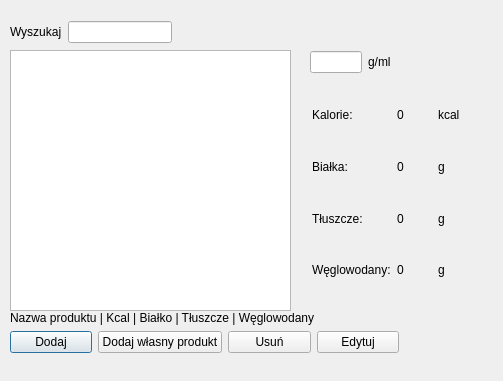
This is FitBulliq/addproductwindow.ui in kmbrzoza/FitBulliq as Qt 5 draws it before an edit. The edited form follows.
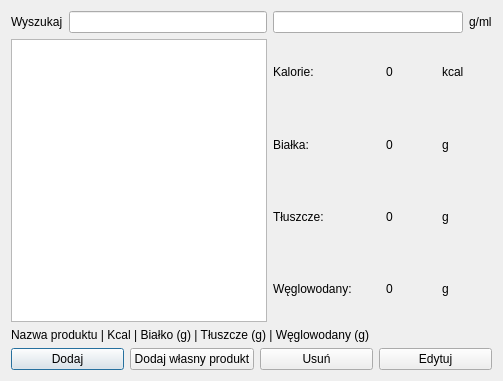
This is the edited form.

```diff
--- a/FitBulliq/addproductwindow.ui
+++ b/FitBulliq/addproductwindow.ui
@@ -16,16 +16,10 @@
     <height>381</height>
    </rect>
   </property>
-  <property name="minimumSize">
-   <size>
-    <width>503</width>
-    <height>381</height>
-   </size>
-  </property>
   <property name="maximumSize">
    <size>
-    <width>503</width>
-    <height>381</height>
+    <width>1920</width>
+    <height>1080</height>
    </size>
   </property>
   <property name="font">
@@ -36,55 +30,22 @@
   <property name="windowTitle">
    <string>Dialog</string>
   </property>
-  <widget class="QWidget" name="layoutWidget">
-   <property name="geometry">
-    <rect>
-     <x>10</x>
-     <y>330</y>
-     <width>389</width>
-     <height>24</height>
-    </rect>
-   </property>
-   <layout class="QHBoxLayout" name="horizontalLayout_3">
+  <layout class="QGridLayout" name="gridLayout_2">
+   <item row="0" column="0">
+    <layout class="QHBoxLayout" name="horizontalLayout_4">
     <item>
-     <widget class="QPushButton" name="AddProductpushButton">
+      <widget class="QLabel" name="label_6">
       <property name="text">
-       <string>Dodaj</string>
+        <string>Wyszukaj</string>
       </property>
      </widget>
     </item>
     <item>
-     <widget class="QPushButton" name="AddOwnPrdctpushButton">
-      <property name="text">
-       <string>Dodaj własny produkt</string>
-      </property>
-     </widget>
-    </item>
-    <item>
-     <widget class="QPushButton" name="pushButton">
-      <property name="text">
-       <string>Usuń</string>
-      </property>
-     </widget>
-    </item>
-    <item>
-     <widget class="QPushButton" name="EditProductpushButton">
-      <property name="text">
-       <string>Edytuj</string>
-      </property>
-     </widget>
-    </item>
-   </layout>
-  </widget>
-  <widget class="QWidget" name="layoutWidget">
-   <property name="geometry">
-    <rect>
-     <x>310</x>
-     <y>50</y>
-     <width>81</width>
-     <height>24</height>
-    </rect>
-   </property>
+      <widget class="QLineEdit" name="SearchlineEdit"/>
+     </item>
+    </layout>
+   </item>
+   <item row="0" column="1">
    <layout class="QHBoxLayout" name="horizontalLayout">
     <item>
      <widget class="QLineEdit" name="GramslineEdit"/>
@@ -97,61 +58,17 @@
      </widget>
     </item>
    </layout>
-  </widget>
+   </item>
+   <item row="1" column="0">
   <widget class="QListWidget" name="listWidget">
-   <property name="geometry">
-    <rect>
-     <x>10</x>
-     <y>50</y>
-     <width>281</width>
-     <height>261</height>
-    </rect>
-   </property>
-  </widget>
-  <widget class="QWidget" name="layoutWidget">
-   <property name="geometry">
-    <rect>
-     <x>10</x>
-     <y>20</y>
-     <width>162</width>
-     <height>24</height>
-    </rect>
-   </property>
-   <layout class="QHBoxLayout" name="horizontalLayout_4">
-    <item>
-     <widget class="QLabel" name="label_6">
-      <property name="text">
-       <string>Wyszukaj</string>
-      </property>
-     </widget>
-    </item>
-    <item>
-     <widget class="QLineEdit" name="SearchlineEdit"/>
-    </item>
-   </layout>
-  </widget>
-  <widget class="QLabel" name="label_7">
-   <property name="geometry">
-    <rect>
-     <x>10</x>
-     <y>310</y>
-     <width>321</width>
-     <height>16</height>
-    </rect>
-   </property>
-   <property name="text">
-    <string>Nazwa produktu | Kcal | Białko | Tłuszcze | Węglowodany</string>
-   </property>
-  </widget>
-  <widget class="QWidget" name="layoutWidget">
-   <property name="geometry">
-    <rect>
-     <x>312</x>
-     <y>92</y>
-     <width>161</width>
-     <height>201</height>
-    </rect>
-   </property>
+     <property name="font">
+      <font>
+       <pointsize>10</pointsize>
+      </font>
+     </property>
+    </widget>
+   </item>
+   <item row="1" column="1">
    <layout class="QGridLayout" name="gridLayout">
     <item row="0" column="0">
      <widget class="QLabel" name="label">
@@ -254,7 +171,51 @@
      </layout>
     </item>
    </layout>
-  </widget>
+   </item>
+   <item row="2" column="0" colspan="2">
+    <layout class="QVBoxLayout" name="verticalLayout">
+     <item>
+      <widget class="QLabel" name="label_7">
+       <property name="text">
+        <string>Nazwa produktu | Kcal | Białko (g) | Tłuszcze (g) | Węglowodany (g)</string>
+       </property>
+      </widget>
+     </item>
+     <item>
+      <layout class="QHBoxLayout" name="horizontalLayout_3">
+       <item>
+        <widget class="QPushButton" name="AddProductpushButton">
+         <property name="text">
+          <string>Dodaj</string>
+         </property>
+        </widget>
+       </item>
+       <item>
+        <widget class="QPushButton" name="AddOwnPrdctpushButton">
+         <property name="text">
+          <string>Dodaj własny produkt</string>
+         </property>
+        </widget>
+       </item>
+       <item>
+        <widget class="QPushButton" name="pushButton">
+         <property name="text">
+          <string>Usuń</string>
+         </property>
+        </widget>
+       </item>
+       <item>
+        <widget class="QPushButton" name="EditProductpushButton">
+         <property name="text">
+          <string>Edytuj</string>
+         </property>
+        </widget>
+       </item>
+      </layout>
+     </item>
+    </layout>
+   </item>
+  </layout>
  </widget>
  <resources/>
  <connections/>
```
Lines whose indentation alone changed are shown as unchanged.
